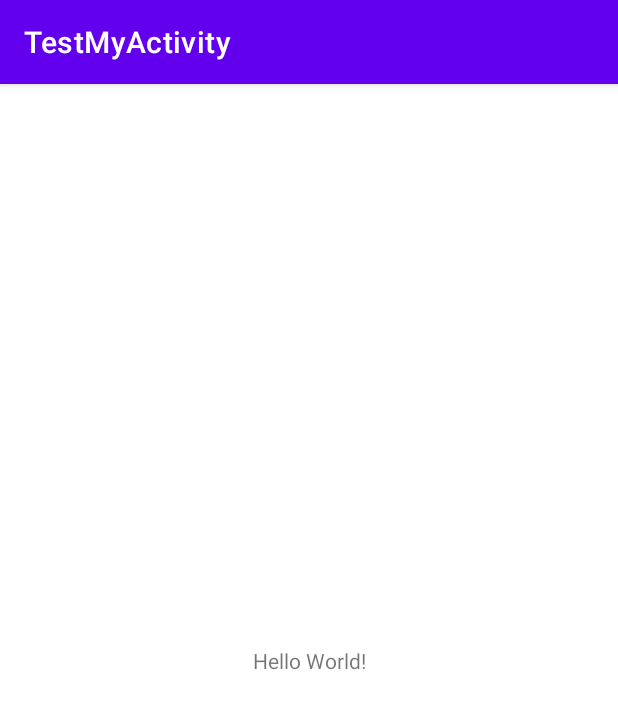
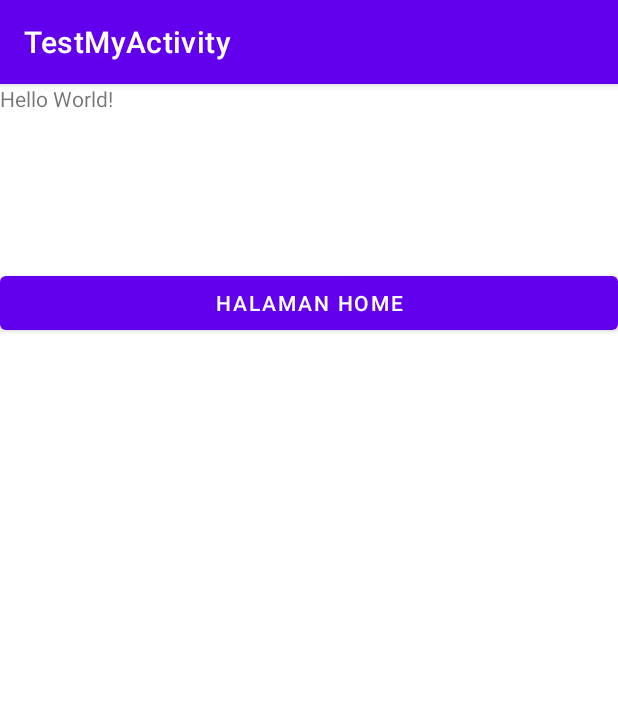
Before and after one commit to Muhammad-Ikhwan-Fathulloh/Mobile-Programming-1-Course-Bank, an Android app: the screen it shows after launch (MainActivity), on a phone screen of 412 x 824 dp. Shown: the top 709 px of the screen. Run offline under Robolectric (Android 15) with nearby library versions, the phone set to English and light mode, and no system bars.

Commit message:
Update activiy

```diff
--- a/TestMyActivity/app/src/main/java/com/example/testmyactivity/MainActivity.java
+++ b/TestMyActivity/app/src/main/java/com/example/testmyactivity/MainActivity.java
@@ -3,6 +3,9 @@ package com.example.testmyactivity;
 import androidx.appcompat.app.AppCompatActivity;
 
 import android.os.Bundle;
+import android.view.View;
+import android.widget.Button;
+import android.content.Intent;
 
 public class MainActivity extends AppCompatActivity {
 
@@ -10,5 +13,15 @@ public class MainActivity extends AppCompatActivity {
     protected void onCreate(Bundle savedInstanceState) {
         super.onCreate(savedInstanceState);
         setContentView(R.layout.activity_main);
+
+        Button buttonHome = findViewById(R.id.buttonHomeActivity);
+
+        buttonHome.setOnClickListener(new View.OnClickListener() {
+            @Override
+            public void onClick(View view) {
+                Intent intent = new Intent(MainActivity.this, Home.class);
+                startActivity(intent);
+            }
+        });
     }
 }
--- a/TestMyActivity/app/src/main/res/layout/activity_main.xml
+++ b/TestMyActivity/app/src/main/res/layout/activity_main.xml
@@ -6,13 +6,22 @@
     android:layout_height="match_parent"
     tools:context=".MainActivity">
 
-    <TextView
-        android:layout_width="wrap_content"
-        android:layout_height="wrap_content"
-        android:text="Hello World!"
-        app:layout_constraintBottom_toBottomOf="parent"
-        app:layout_constraintLeft_toLeftOf="parent"
-        app:layout_constraintRight_toRightOf="parent"
-        app:layout_constraintTop_toTopOf="parent" />
+    <LinearLayout
+        android:layout_width="match_parent"
+        android:layout_height="match_parent"
+        android:orientation="vertical">
+
+        <TextView
+            android:layout_width="match_parent"
+            android:layout_height="122dp"
+            android:text="Hello World!" />
+
+        <Button
+            android:id="@+id/buttonHomeActivity"
+            android:layout_width="match_parent"
+            android:layout_height="wrap_content"
+            android:text="Halaman Home"
+            tools:ignore="MissingConstraints" />
+    </LinearLayout>
 
 </androidx.constraintlayout.widget.ConstraintLayout>
```
Also changed, not shown: TestMyActivity/app/src/main/AndroidManifest.xml (+7 -1 lines), TestMyActivity/app/src/main/java/com/example/testmyactivity/Home.java (added, +14 -0 lines), TestMyActivity/app/src/main/res/layout/activity_home.xml (added, +17 -0 lines).
